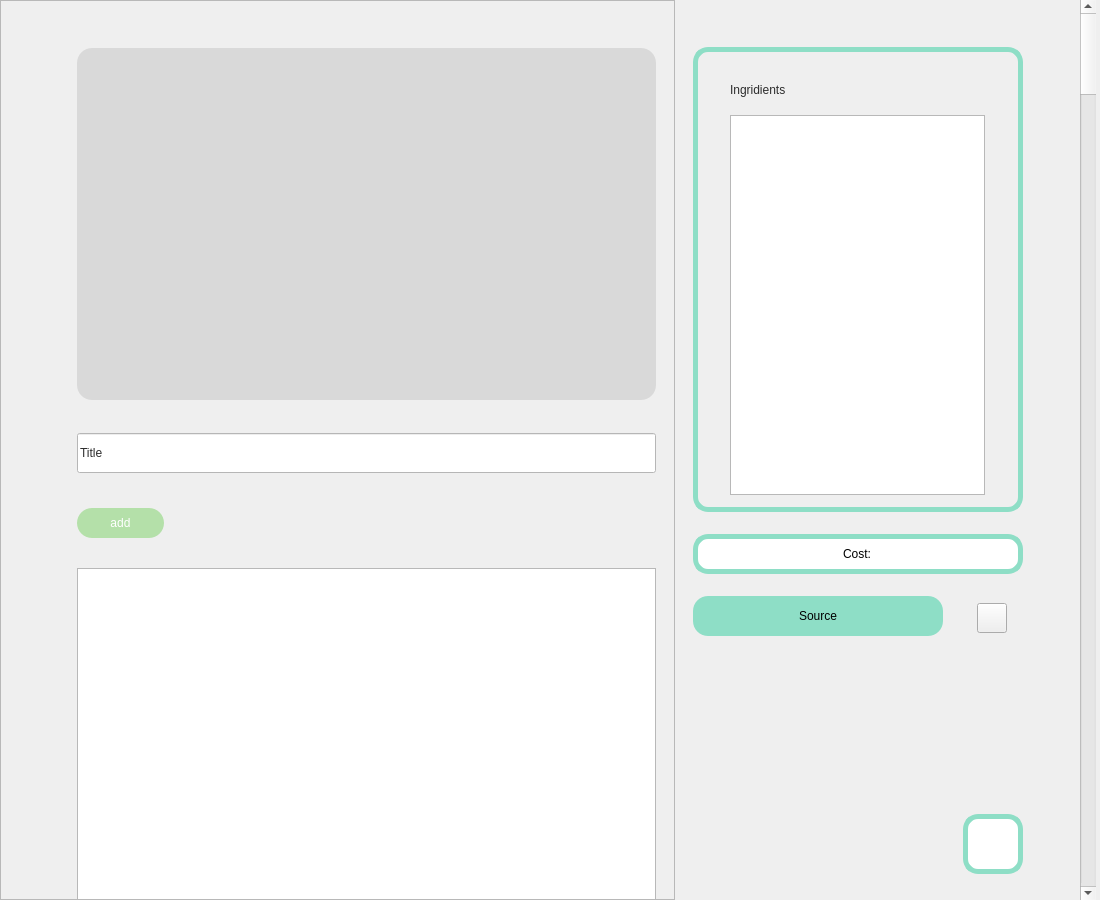
Above: add_window.ui from BGele1231/Recipes_YL before the change. Below: the same form after it.
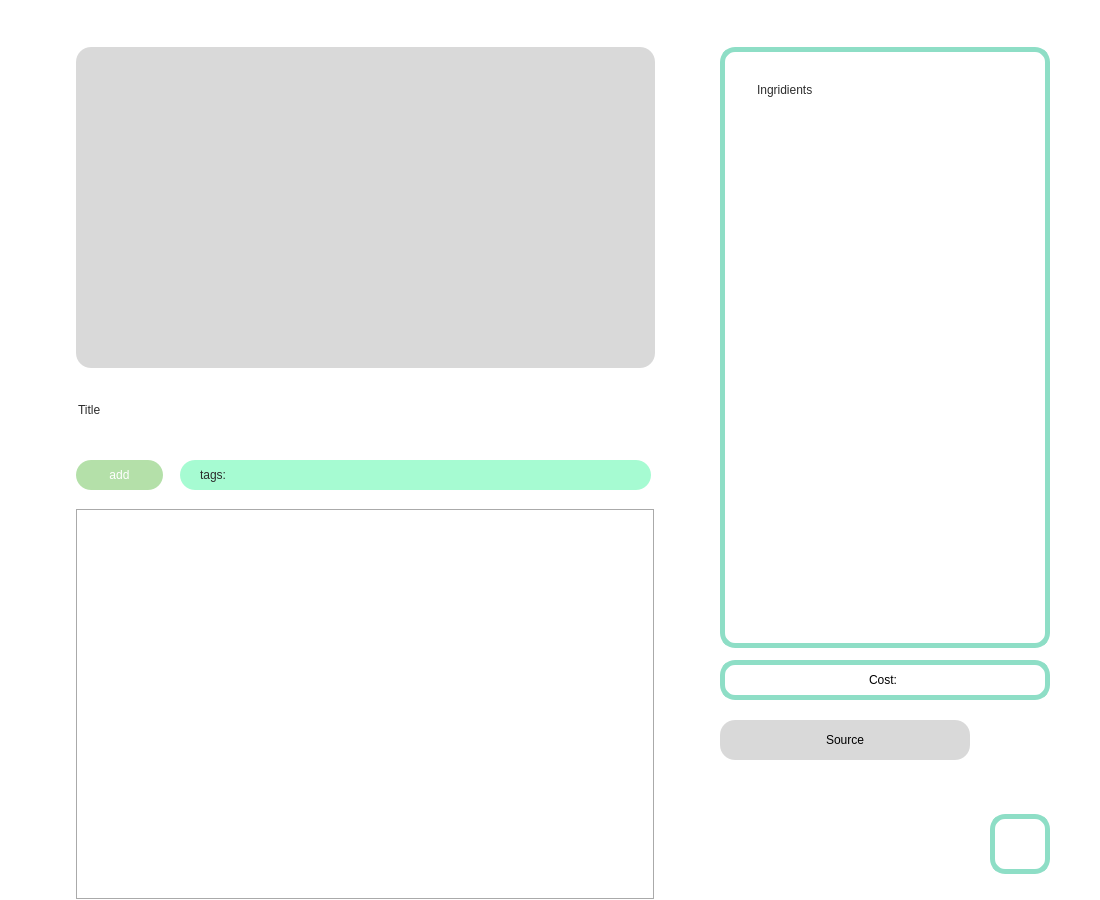
That is the form after the change. Icons and pictures are not drawn.

```diff
--- a/add_window.ui
+++ b/add_window.ui
@@ -18,6 +18,15 @@
   <property name="windowTitle">
    <string>Dialog</string>
   </property>
+  <property name="toolTipDuration">
+   <number>-1</number>
+  </property>
+  <property name="autoFillBackground">
+   <bool>false</bool>
+  </property>
+  <property name="styleSheet">
+   <string notr="true">background-color: rgb(255, 255, 255);</string>
+  </property>
   <widget class="QScrollArea" name="scrollArea">
    <property name="geometry">
     <rect>
@@ -27,6 +36,12 @@
      <height>900</height>
     </rect>
    </property>
+   <property name="frameShape">
+    <enum>QFrame::NoFrame</enum>
+   </property>
+   <property name="verticalScrollBarPolicy">
+    <enum>Qt::ScrollBarAsNeeded</enum>
+   </property>
    <property name="widgetResizable">
     <bool>true</bool>
    </property>
@@ -35,8 +50,8 @@
      <rect>
       <x>0</x>
       <y>0</y>
-      <width>673</width>
-      <height>898</height>
+      <width>675</width>
+      <height>900</height>
      </rect>
     </property>
     <widget class="QPushButton" name="image_btn">
@@ -45,7 +60,7 @@
        <x>76</x>
        <y>47</y>
        <width>579</width>
-       <height>352</height>
+       <height>321</height>
       </rect>
      </property>
      <property name="styleSheet">
@@ -70,7 +85,7 @@
      <property name="geometry">
       <rect>
        <x>76</x>
-       <y>432</y>
+       <y>390</y>
        <width>579</width>
        <height>40</height>
       </rect>
@@ -81,8 +96,14 @@
 color: rgb(44, 44, 44);</string>
      </property>
      <property name="inputMask">
+      <string/>
+     </property>
+     <property name="text">
       <string>Title</string>
      </property>
+     <property name="frame">
+      <bool>false</bool>
+     </property>
      <property name="cursorPosition">
       <number>5</number>
      </property>
@@ -91,17 +112,20 @@
      <property name="geometry">
       <rect>
        <x>76</x>
-       <y>567</y>
+       <y>509</y>
        <width>579</width>
-       <height>333</height>
+       <height>391</height>
       </rect>
      </property>
      <property name="styleSheet">
       <string notr="true">font: 16pt &quot;Leelawadee UI&quot;;
 </string>
      </property>
+     <property name="frameShape">
+      <enum>QFrame::Box</enum>
+     </property>
      <property name="verticalScrollBarPolicy">
-      <enum>Qt::ScrollBarAlwaysOff</enum>
+      <enum>Qt::ScrollBarAsNeeded</enum>
      </property>
      <property name="horizontalScrollBarPolicy">
       <enum>Qt::ScrollBarAlwaysOff</enum>
@@ -123,7 +147,7 @@
      <property name="geometry">
       <rect>
        <x>76</x>
-       <y>507</y>
+       <y>460</y>
        <width>87</width>
        <height>30</height>
       </rect>
@@ -142,28 +166,37 @@
        <normaloff>pictures/bold plus.png</normaloff>pictures/bold plus.png</iconset>
      </property>
     </widget>
+    <widget class="QPushButton" name="add_btn_2">
+     <property name="geometry">
+      <rect>
+       <x>180</x>
+       <y>460</y>
+       <width>471</width>
+       <height>30</height>
+      </rect>
+     </property>
+     <property name="styleSheet">
+      <string notr="true">font: 13pt &quot;Leelawadee UI&quot;;
+background-color: rgb(166, 251, 210);
+border-radius: 15px;
+text-align: left;
+padding-left: 20px;
+padding-right: 20px;
+color: rgb(44, 44, 44);</string>
+     </property>
+     <property name="text">
+      <string>tags: </string>
+     </property>
+    </widget>
    </widget>
   </widget>
-  <widget class="QScrollBar" name="verticalScrollBar">
-   <property name="geometry">
-    <rect>
-     <x>1080</x>
-     <y>0</y>
-     <width>16</width>
-     <height>900</height>
-    </rect>
-   </property>
-   <property name="orientation">
-    <enum>Qt::Vertical</enum>
-   </property>
-  </widget>
   <widget class="QLabel" name="ingr_border">
    <property name="geometry">
     <rect>
-     <x>693</x>
+     <x>720</x>
      <y>47</y>
      <width>330</width>
-     <height>465</height>
+     <height>601</height>
     </rect>
    </property>
    <property name="styleSheet">
@@ -177,9 +210,9 @@
   <widget class="QLabel" name="ingr_lable">
    <property name="geometry">
     <rect>
-     <x>730</x>
+     <x>757</x>
      <y>65</y>
-     <width>293</width>
+     <width>251</width>
      <height>50</height>
     </rect>
    </property>
@@ -194,15 +227,18 @@
   <widget class="QTextEdit" name="ingridients">
    <property name="geometry">
     <rect>
-     <x>730</x>
-     <y>115</y>
+     <x>757</x>
+     <y>120</y>
      <width>255</width>
-     <height>380</height>
+     <height>511</height>
     </rect>
    </property>
    <property name="styleSheet">
     <string notr="true">font: 16pt &quot;Leelawadee UI&quot;;</string>
    </property>
+   <property name="frameShape">
+    <enum>QFrame::NoFrame</enum>
+   </property>
    <property name="autoFormatting">
     <set>QTextEdit::AutoBulletList</set>
    </property>
@@ -210,14 +246,14 @@
   <widget class="QPushButton" name="source_btn">
    <property name="geometry">
     <rect>
-     <x>693</x>
-     <y>596</y>
+     <x>720</x>
+     <y>720</y>
      <width>250</width>
      <height>40</height>
     </rect>
    </property>
    <property name="styleSheet">
-    <string notr="true">background-color: rgb(142, 222, 198);
+    <string notr="true">background-color: rgb(217, 217, 217);
 font: 16pt &quot;Leelawadee UI&quot;;
 border-radius: 15px;</string>
    </property>
@@ -228,12 +264,15 @@
   <widget class="QPushButton" name="delete_btn">
    <property name="geometry">
     <rect>
-     <x>977</x>
-     <y>603</y>
+     <x>1004</x>
+     <y>720</y>
      <width>30</width>
      <height>30</height>
     </rect>
    </property>
+   <property name="styleSheet">
+    <string notr="true">border: 1px solid rgb(255, 255, 255);</string>
+   </property>
    <property name="text">
     <string/>
    </property>
@@ -247,11 +286,14 @@
      <height>30</height>
     </size>
    </property>
+   <property name="autoDefault">
+    <bool>true</bool>
+   </property>
   </widget>
   <widget class="QPushButton" name="commit_btn">
    <property name="geometry">
     <rect>
-     <x>963</x>
+     <x>990</x>
      <y>814</y>
      <width>60</width>
      <height>60</height>
@@ -279,8 +321,8 @@
   <widget class="QLineEdit" name="cost_line">
    <property name="geometry">
     <rect>
-     <x>693</x>
-     <y>534</y>
+     <x>720</x>
+     <y>660</y>
      <width>330</width>
      <height>40</height>
     </rect>
@@ -291,7 +333,10 @@
 font: 16pt &quot;Leelawadee UI&quot;;</string>
    </property>
    <property name="inputMask">
-    <string>Cost:</string>
+    <string/>
+   </property>
+   <property name="text">
+    <string>Cost: </string>
    </property>
    <property name="alignment">
     <set>Qt::AlignCenter</set>
```
Left out of the diff: 16 changed lines with no effect on the pictures.
